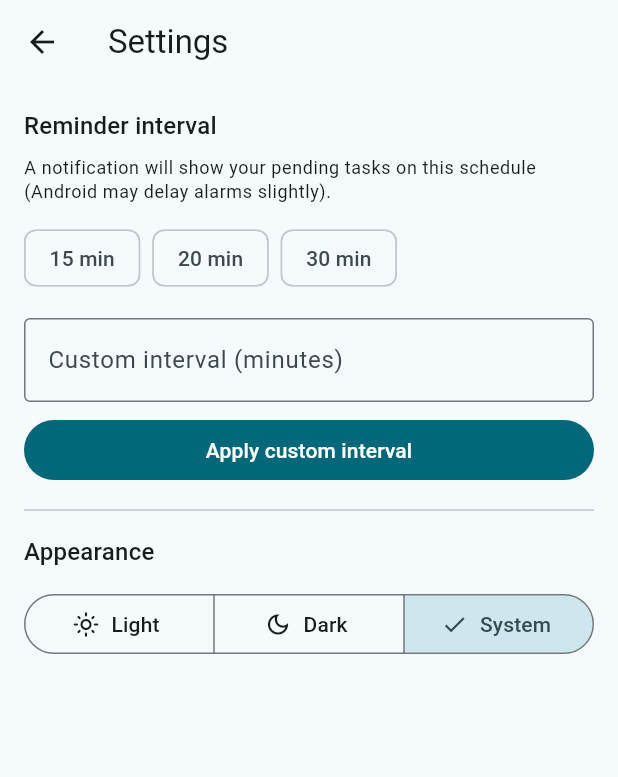
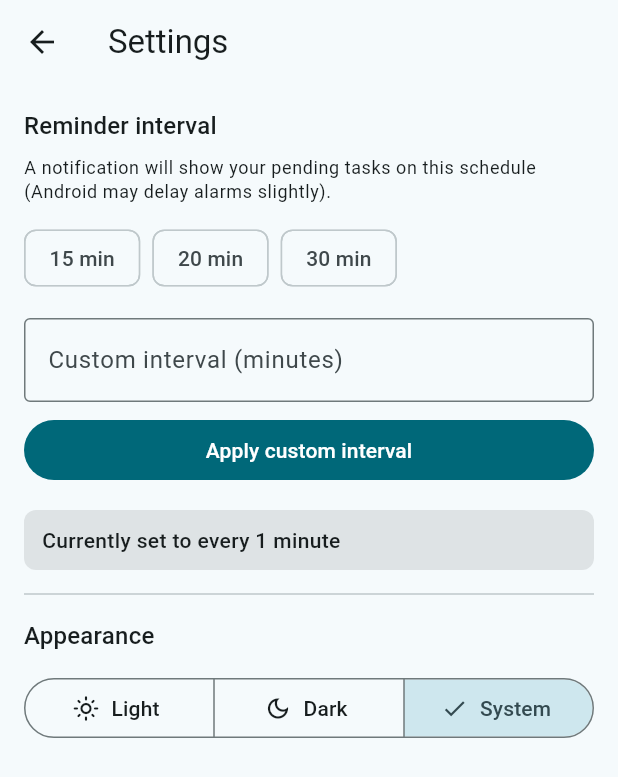
Before and after one commit to jatinbscllb1232802-create/mylifemanager, a Flutter app: the SettingsScreen screen opened directly, on a phone screen of 412 x 824 dp. Shown: the top 777 px of the screen. Run offline on Flutter 3.47's test engine with Material 3 defaults, Android fonts, the light colour scheme and no system bars; our stand-ins replace cloud_firestore, firebase_auth, firebase_core, flutter_local_notifications, google_sign_in, package_info_plus and 2 more; missing offline and left inert: android_alarm_manager_plus; accounts and stored records are empty.

Commit message:
Fix reminder permissions and show current interval in settings

```diff
--- a/lib/screens/settings_screen.dart
+++ b/lib/screens/settings_screen.dart
@@ -22,6 +22,7 @@ class _SettingsScreenState extends State<SettingsScreen> {
   @override
   Widget build(BuildContext context) {
     final settings = context.watch<SettingsProvider>().settings;
+    final currentMinutes = settings.reminderIntervalMinutes;
 
     return Scaffold(
       appBar: AppBar(title: const Text('Settings')),
@@ -45,7 +46,7 @@ class _SettingsScreenState extends State<SettingsScreen> {
               for (final m in const [15, 20, 30])
                 ChoiceChip(
                   label: Text('$m min'),
-                  selected: settings.reminderIntervalMinutes == m,
+                  selected: currentMinutes == m,
                   onSelected: (_) async {
                     await context
                         .read<SettingsProvider>()
@@ -73,13 +74,33 @@ class _SettingsScreenState extends State<SettingsScreen> {
                 );
                 return;
               }
-              await context.read<SettingsProvider>().setReminderIntervalMinutes(raw);
+              await context
+                  .read<SettingsProvider>()
+                  .setReminderIntervalMinutes(raw);
               if (!mounted) return;
               ScaffoldMessenger.of(context).showSnackBar(
-                SnackBar(content: Text('Reminder interval set to $raw minutes')),
+                SnackBar(
+                  content: Text('Reminder interval set to $raw minutes'),
+                ),
               );
             },
             child: const Text('Apply custom interval'),
+          ),
+          const SizedBox(height: 16),
+          // Shows the currently active interval
+          Container(
+            width: double.infinity,
+            padding: const EdgeInsets.symmetric(horizontal: 12, vertical: 10),
+            decoration: BoxDecoration(
+              color: Theme.of(context).colorScheme.surfaceContainerHighest,
+              borderRadius: BorderRadius.circular(8),
+            ),
+            child: Text(
+              'Currently set to every $currentMinutes minute${currentMinutes == 1 ? '' : 's'}',
+              style: Theme.of(context).textTheme.bodyMedium?.copyWith(
+                    fontWeight: FontWeight.w500,
+                  ),
+            ),
           ),
           const Divider(height: 32),
           Text(
```
